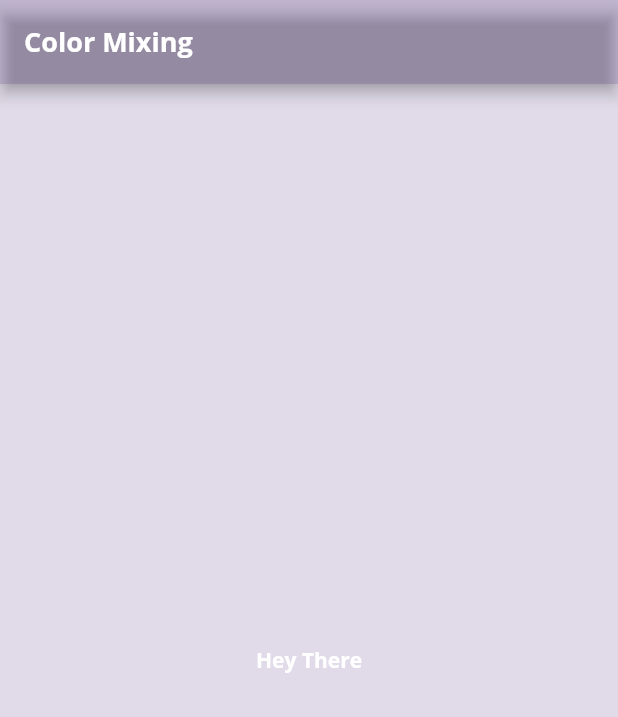
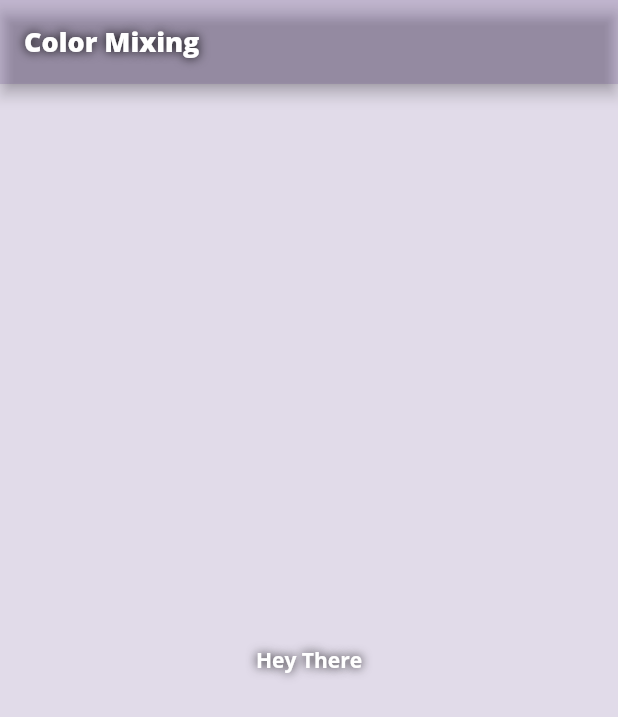
Before and after one commit to 0AbdElRahman-Mohamed0/color-mixing, a Flutter app: the screen it shows after launch, on a phone screen of 412 x 824 dp. Shown: the top 717 px of the screen. Run offline on Flutter 3.47's test engine with Material 2 defaults, Android fonts, the phone set to English and light mode, and no system bars.

Commit message:
add shadow in text bexause fix when screen goes white

```diff
--- a/lib/main.dart
+++ b/lib/main.dart
@@ -1,5 +1,5 @@
 import 'package:color_mixing/utils/app_theme.dart';
-import 'package:color_mixing/view/main_screen.dart';
+import 'package:color_mixing/view/screens/main_screen.dart';
 import 'package:flutter/material.dart';
 
 void main() {
--- a/lib/utils/app_theme.dart
+++ b/lib/utils/app_theme.dart
@@ -5,6 +5,7 @@ class AppTheme {
   /// get Theme
   static ThemeData get theme => ThemeData(
         brightness: Brightness.light,
+        shadowColor: const Color(0xFF000000),
         fontFamily: 'Open_Sans',
         textTheme: const TextTheme(
           headlineMedium: TextStyle(
--- a/lib/utils/dimensions.dart
+++ b/lib/utils/dimensions.dart
@@ -5,4 +5,7 @@ class Dimensions {
 
   /// Large font size
   static const double fontSizeLarge = 18.0;
+
+  /// Blur radius of shadow
+  static const double blurRadius = 8;
 }
--- a/lib/view/main_screen.dart
+++ b/lib/view/screens/main_screen.dart
@@ -1,5 +1,6 @@
 import 'package:color_mixing/utils/color_mixer.dart';
 import 'package:color_mixing/utils/dimensions.dart';
+import 'package:color_mixing/view/widgets/text_with_shadow.dart';
 import 'package:flutter/material.dart';
 
 /// First Screen of the app starts after splash screen
@@ -19,26 +20,18 @@ class _MainScreenState extends State<MainScreen> {
     return Scaffold(
       backgroundColor: _backgroundColor,
       appBar: AppBar(
-        title: Text(
-          'Color Mixing',
-          style: Theme.of(context).textTheme.headlineMedium?.copyWith(
-                fontSize: Dimensions.fontSizeLarge,
-                fontWeight: FontWeight.w600,
-              ),
-        ),
+        title: const TextWithShadow(text: 'Color Mixing'),
         backgroundColor: _backgroundColor,
       ),
       body: InkWell(
         onTap: () => setState(() {
           _backgroundColor = ColorMixer.color;
         }),
-        child: Center(
-          child: Text(
-            'Hey There',
-            style: Theme.of(context).textTheme.headlineMedium?.copyWith(
-                  fontSize: Dimensions.fontSizeDefault,
-                  fontWeight: FontWeight.w600,
-                ),
+        child: const Center(
+          child: TextWithShadow(
+            text: 'Hey There',
+            fontSize: Dimensions.fontSizeDefault,
+            fontWeight: FontWeight.w600,
           ),
         ),
       ),
--- /dev/null
+++ b/lib/view/widgets/text_with_shadow.dart
@@ -0,0 +1,39 @@
+import 'package:color_mixing/utils/dimensions.dart';
+import 'package:flutter/material.dart';
+
+/// Custom Text widget with a shadow outside it
+class TextWithShadow extends StatelessWidget {
+  /// Text shows in the widget when used
+  final String text;
+
+  /// Font size of that text and if not declared there is a default value
+  final double? fontSize;
+
+  /// Font weight of that text and if not declared there is a default value
+  final FontWeight? fontWeight;
+
+  /// Constructor of class
+  const TextWithShadow({
+    Key? key,
+    required this.text,
+    this.fontSize = Dimensions.fontSizeLarge,
+    this.fontWeight = FontWeight.w800,
+  }) : super(key: key);
+
+  @override
+  Widget build(BuildContext context) {
+    return Text(
+      text,
+      style: Theme.of(context).textTheme.headlineMedium?.copyWith(
+        fontSize: fontSize,
+        fontWeight: fontWeight,
+        shadows: [
+          const BoxShadow(
+            blurRadius: Dimensions.blurRadius,
+            offset: Offset.zero,
+          ),
+        ],
+      ),
+    );
+  }
+}
```
